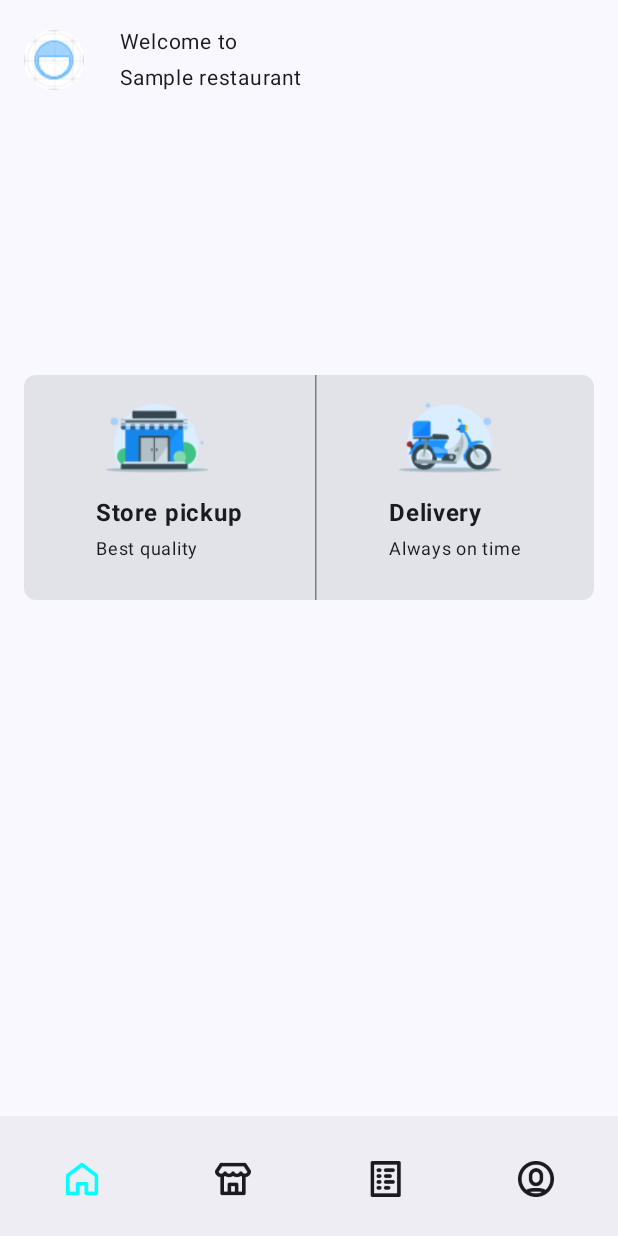
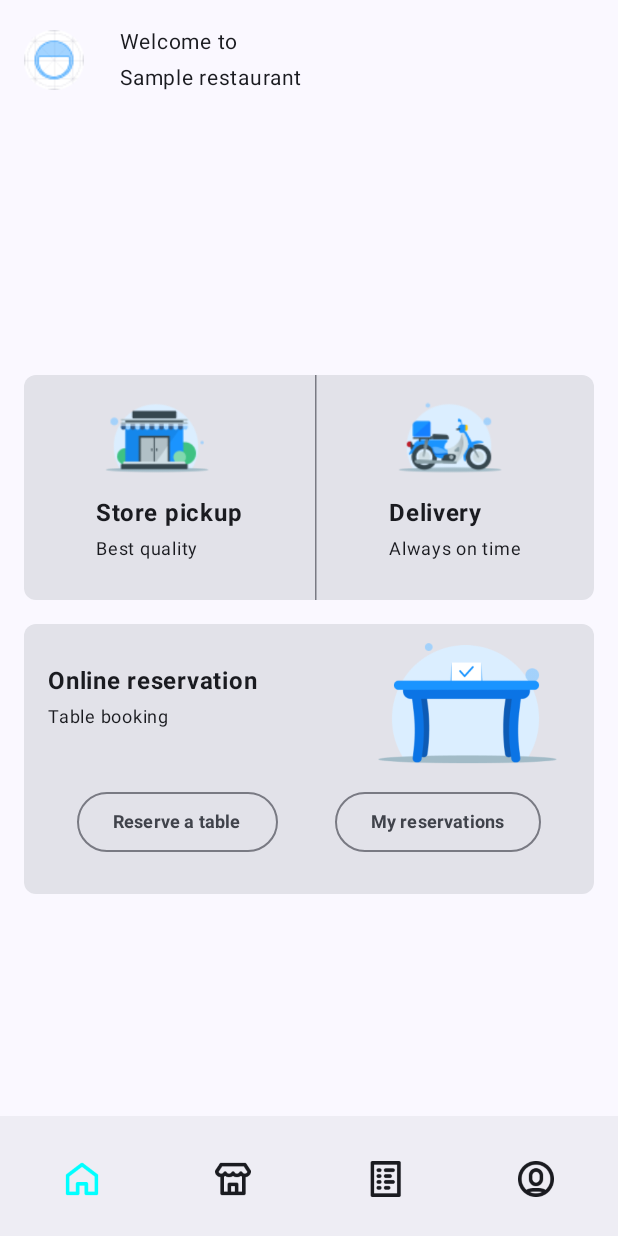
Before and after one commit to hatimenezari/TiniFood, an Android app built with Jetpack Compose: the screen it shows after launch (MainActivity), on a phone screen of 412 x 824 dp. Run offline under Robolectric (Android 15) with nearby library versions, the phone set to English and light mode, and no system bars; our stand-ins replace Dagger/Hilt's generated code, Room's generated code; pictures from the network do not load.

Commit message:
Added the ui component for the reservation card and made home screen scrollable (#4)

```diff
--- a/app/presentation/src/main/java/screens/home/Home.kt
+++ b/app/presentation/src/main/java/screens/home/Home.kt
@@ -5,6 +5,8 @@ import androidx.compose.foundation.layout.Column
 import androidx.compose.foundation.layout.PaddingValues
 import androidx.compose.foundation.layout.fillMaxSize
 import androidx.compose.foundation.layout.padding
+import androidx.compose.foundation.rememberScrollState
+import androidx.compose.foundation.verticalScroll
 import androidx.compose.runtime.Composable
 import androidx.compose.runtime.collectAsState
 import androidx.compose.runtime.getValue
@@ -16,6 +18,7 @@ import androidx.hilt.navigation.compose.hiltViewModel
 import components.TopAppBar
 import screens.home.components.PromoCarousel
 import screens.home.components.QualityAd
+import screens.home.components.ReservationCard
 
 
 @Composable
@@ -24,6 +27,7 @@ fun Home(
     paddingValues: PaddingValues,
     viewModel: HomeViewModel = hiltViewModel()
 ) {
+    val scrollState = rememberScrollState()
 
     val promotions by viewModel.promotions.collectAsState()
 
@@ -31,12 +35,14 @@ fun Home(
         verticalArrangement = Arrangement.spacedBy(16.dp),
         horizontalAlignment = Alignment.CenterHorizontally,
         modifier = modifier
+            .verticalScroll(scrollState)
             .padding(paddingValues)
             .fillMaxSize()
     ) {
         TopAppBar(modifier = modifier)
         PromoCarousel(modifier = modifier, promotions)
         QualityAd(modifier = modifier)
+        ReservationCard(modifier = modifier)
     }
 }
 
--- /dev/null
+++ b/app/presentation/src/main/java/screens/home/components/ReservationCard.kt
@@ -0,0 +1,92 @@
+package screens.home.components
+
+import androidx.compose.foundation.Image
+import androidx.compose.foundation.layout.Arrangement
+import androidx.compose.foundation.layout.Column
+import androidx.compose.foundation.layout.Row
+import androidx.compose.foundation.layout.fillMaxWidth
+import androidx.compose.foundation.layout.height
+import androidx.compose.foundation.layout.padding
+import androidx.compose.foundation.layout.size
+import androidx.compose.foundation.shape.RoundedCornerShape
+import androidx.compose.material3.Card
+import androidx.compose.material3.OutlinedButton
+import androidx.compose.material3.Text
+import androidx.compose.runtime.Composable
+import androidx.compose.ui.Alignment
+import androidx.compose.ui.Modifier
+import androidx.compose.ui.res.painterResource
+import androidx.compose.ui.res.stringResource
+import androidx.compose.ui.text.font.FontWeight
+import androidx.compose.ui.tooling.preview.Preview
+import androidx.compose.ui.unit.dp
+import androidx.compose.ui.unit.sp
+import com.presentation.R
+
+@Composable
+fun ReservationCard(
+    modifier: Modifier = Modifier,
+) {
+
+    Card(
+        shape = RoundedCornerShape(8.dp),
+        modifier = modifier
+            .height(180.dp)
+            .padding(horizontal = 16.dp)
+            .fillMaxWidth()
+    ) {
+        Column(
+            verticalArrangement = Arrangement.spacedBy(8.dp),
+            horizontalAlignment = Alignment.CenterHorizontally,
+        ) {
+            Row(
+                verticalAlignment = Alignment.CenterVertically,
+                modifier = modifier
+                    .padding(horizontal = 16.dp)
+            ) {
+                Column(
+                    modifier = modifier
+                        .weight(0.6f)
+                ) {
+                    Text(
+                        text = stringResource(R.string.online_reservation),
+                        fontWeight = FontWeight.Bold,
+                        fontSize = 16.sp,
+                    )
+                    Text(
+                        text = stringResource(R.string.table_booking),
+                        fontSize = 12.sp,
+                    )
+                }
+                Image(
+                    painter = painterResource(id = R.drawable.table),
+                    contentDescription = stringResource(
+                        R.string.cd_table_logo
+                    ),
+                    modifier = modifier
+                        .size(height = 100.dp, width = 72.dp)
+                        .weight(0.4f)
+                )
+            }
+            Row(
+                horizontalArrangement = Arrangement.SpaceAround,
+                modifier = modifier
+                    .fillMaxWidth()
+                    .padding(horizontal = 16.dp)
+            ) {
+                OutlinedButton(onClick = { /*TODO*/ }) {
+                    Text(text = "Reserve a table", fontSize = 12.sp, fontWeight = FontWeight.Bold)
+                }
+                OutlinedButton(onClick = { /*TODO*/ }) {
+                    Text(text = "My reservations", fontSize = 12.sp, fontWeight = FontWeight.Bold)
+                }
+            }
+        }
+    }
+}
+
+@Preview(showBackground = true)
+@Composable
+fun ReservationPreview() {
+    ReservationCard()
+}
--- a/app/presentation/src/main/res/values/strings.xml
+++ b/app/presentation/src/main/res/values/strings.xml
@@ -9,4 +9,7 @@
     <string name="cd_store_image">store image</string>
     <string name="store_pickup">Store pickup</string>
     <string name="cd_bike_image">bike image</string>
+    <string name="online_reservation">Online reservation</string>
+    <string name="table_booking">Table booking</string>
+    <string name="cd_table_logo">table logo</string>
 </resources>
```
Also changed, not shown: app/presentation/src/main/res/drawable/table.png (added).
